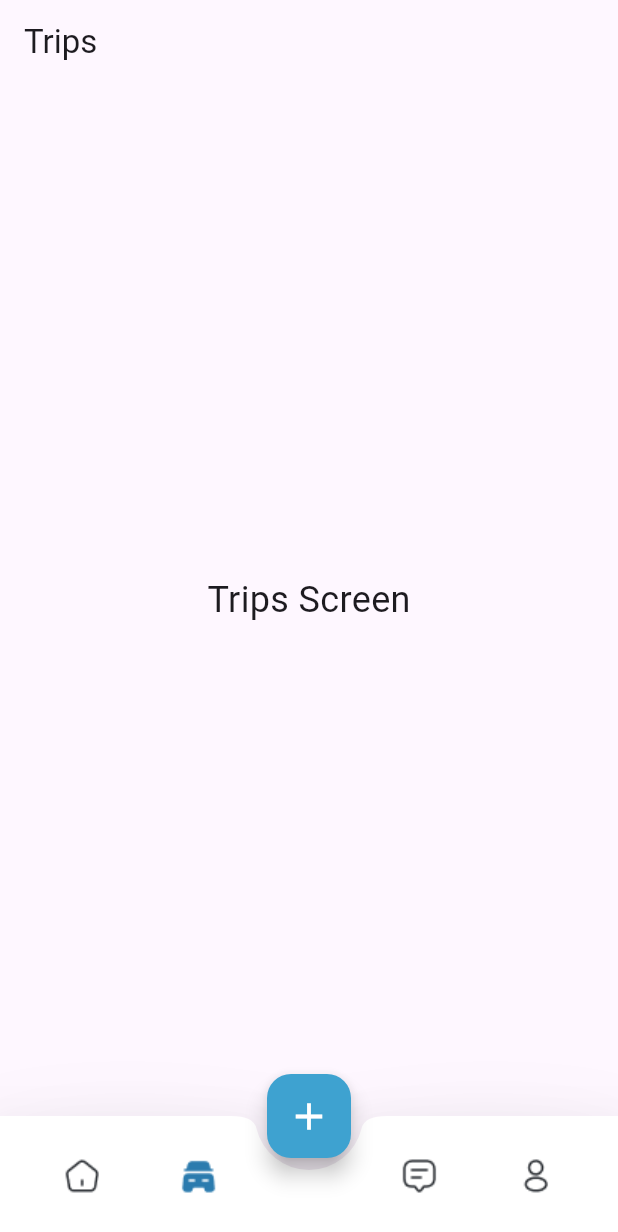
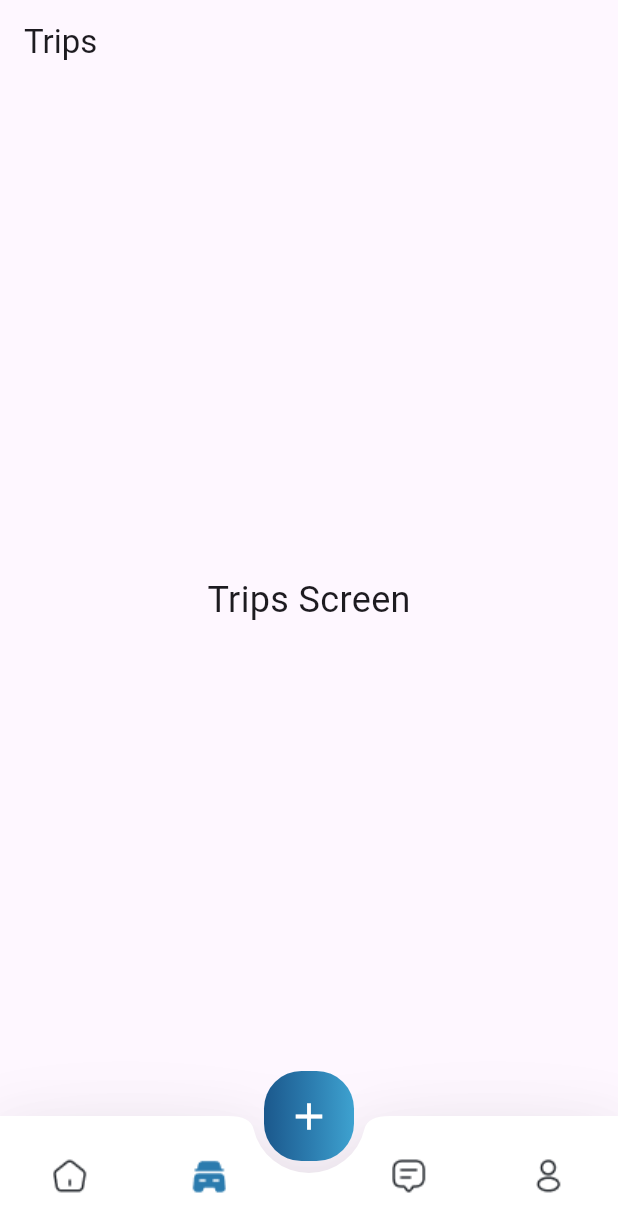
Before and after one commit to jtareen/car-rentall-app, a Flutter app: the screen it shows after launch, item 2 of the bottom bar chosen, on a phone screen of 412 x 824 dp. Shown: the top 1232 px of the screen. Run offline on Flutter 3.47's test engine with Material 3 defaults, Android fonts, the phone set to English and light mode, and no system bars.

Commit message:
made minor changes to homescreen and bottom navigation bar

```diff
--- a/lib/screens/home_screen.dart
+++ b/lib/screens/home_screen.dart
@@ -27,10 +27,10 @@ class HomeScreen extends StatelessWidget {
                 ],
               ),
             ),
-            Padding(
+            SingleChildScrollView(
+              scrollDirection: Axis.horizontal,
+              child: Padding(
               padding: const EdgeInsets.only(left: 30, top: 10, bottom: 30),
-              child: SingleChildScrollView(
-                scrollDirection: Axis.horizontal,
                 child: Row(
                     children: carList.map((car) => HomeCarCardWidget(car: car)).toList()
                 ),
--- a/lib/screens/main_screen.dart
+++ b/lib/screens/main_screen.dart
@@ -30,16 +30,20 @@ class _MainScreenState extends State<MainScreen> {
         children: _pages,
       ),
 
-      floatingActionButton: FloatingActionButton(
-        onPressed: () {},
-        backgroundColor: primary600,
-        child: const Icon(Icons.add, size: 30, color: Colors.white),
+      floatingActionButton: Container(
+        padding: EdgeInsets.all(15),
+        decoration: BoxDecoration(
+          gradient: LinearGradient(colors: [primary800, primary700, primary600]),
+          borderRadius: BorderRadius.circular(25)
+        ),
+        child: Icon(Icons.add, size: 30, color: Colors.white),
       ),
       floatingActionButtonLocation: FloatingActionButtonLocation.centerDocked,
 
       bottomNavigationBar: BottomAppBar(
         color: Colors.white,
         shadowColor: Colors.black,
+        padding: EdgeInsets.all(0),
         elevation: 30,
         shape: const CircularNotchedRectangle(),
         notchMargin: 8.0,
@@ -78,10 +82,10 @@ class _MainScreenState extends State<MainScreen> {
   }
 
   Widget _buildNavItem({required String icon, required VoidCallback onTap}) {
-    return IconButton(
+    return Expanded(child: IconButton(
       icon: Image.asset(icon),
       onPressed: onTap,
-    );
+    ));
   }
 
   void _updateIndex(int index) {
```
